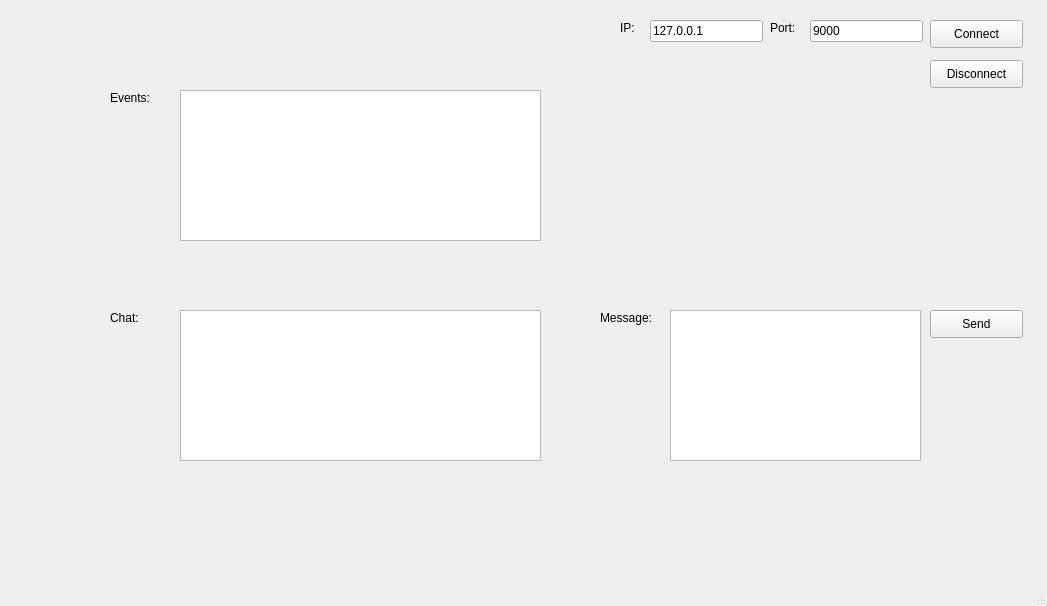
Qt form C plus plus QT/untitled/mainwindow.ui (EvgenySvirin/Kit) before a commit.
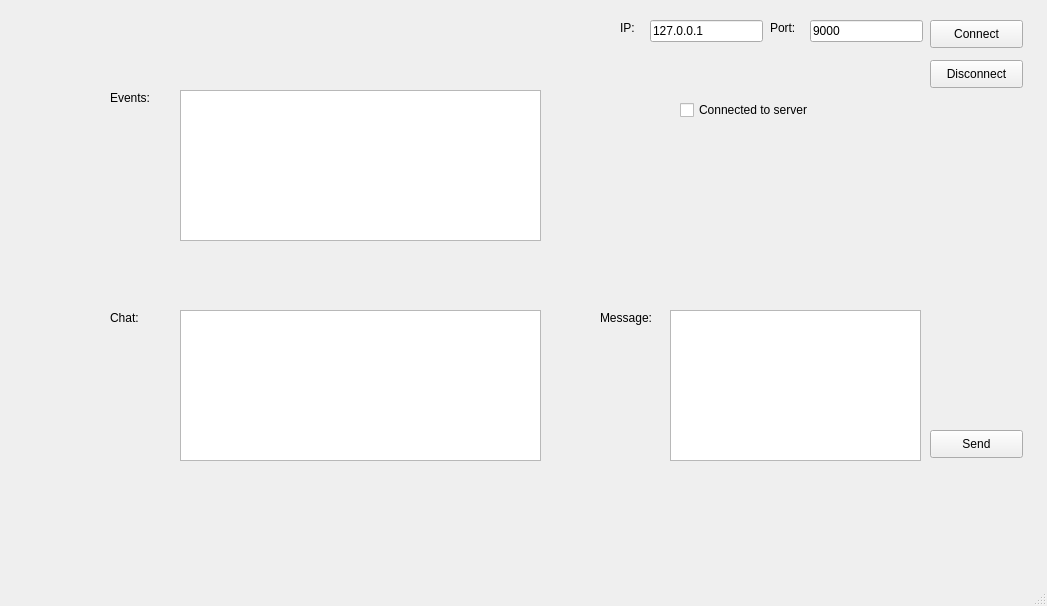
The same form after that commit.

```diff
--- a/C plus plus QT/untitled/mainwindow.ui
+++ b/C plus plus QT/untitled/mainwindow.ui
@@ -155,7 +155,7 @@
     <property name="geometry">
      <rect>
       <x>930</x>
-      <y>310</y>
+      <y>430</y>
       <width>93</width>
       <height>28</height>
      </rect>
@@ -174,6 +174,19 @@
      </rect>
     </property>
    </widget>
+   <widget class="QCheckBox" name="checkBox">
+    <property name="geometry">
+     <rect>
+      <x>680</x>
+      <y>100</y>
+      <width>141</width>
+      <height>20</height>
+     </rect>
+    </property>
+    <property name="text">
+     <string>Connected to server</string>
+    </property>
+   </widget>
   </widget>
   <widget class="QMenuBar" name="menubar">
    <property name="geometry">
```
Left out of the diff: 4 changed lines with no effect on the pictures.
